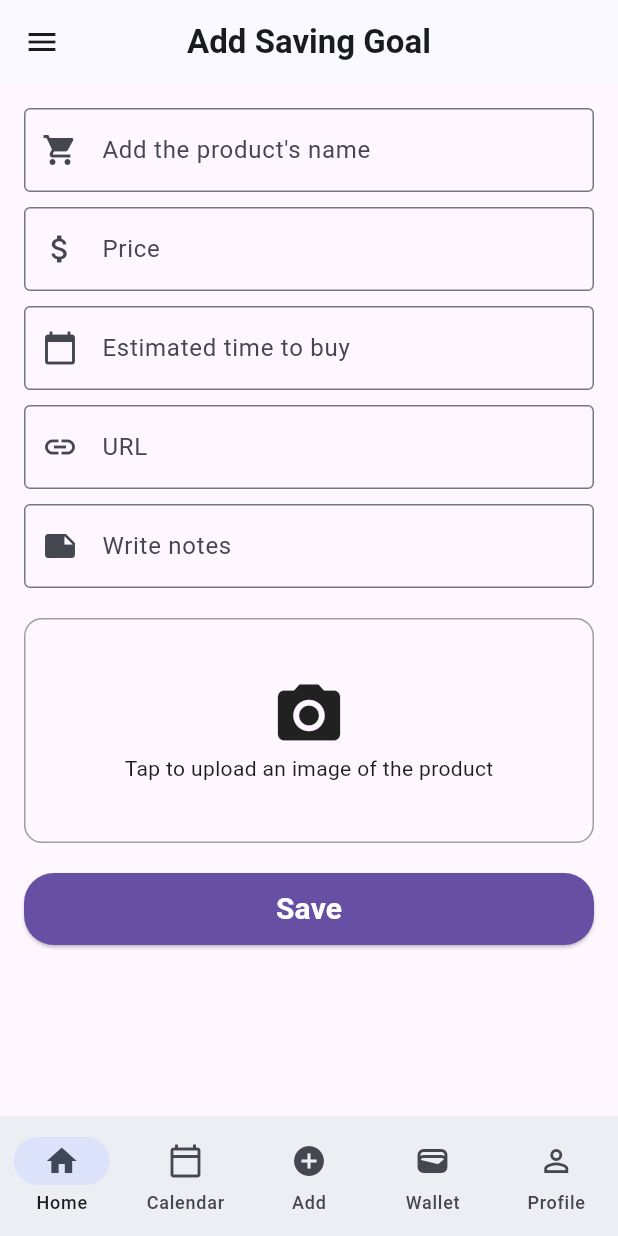
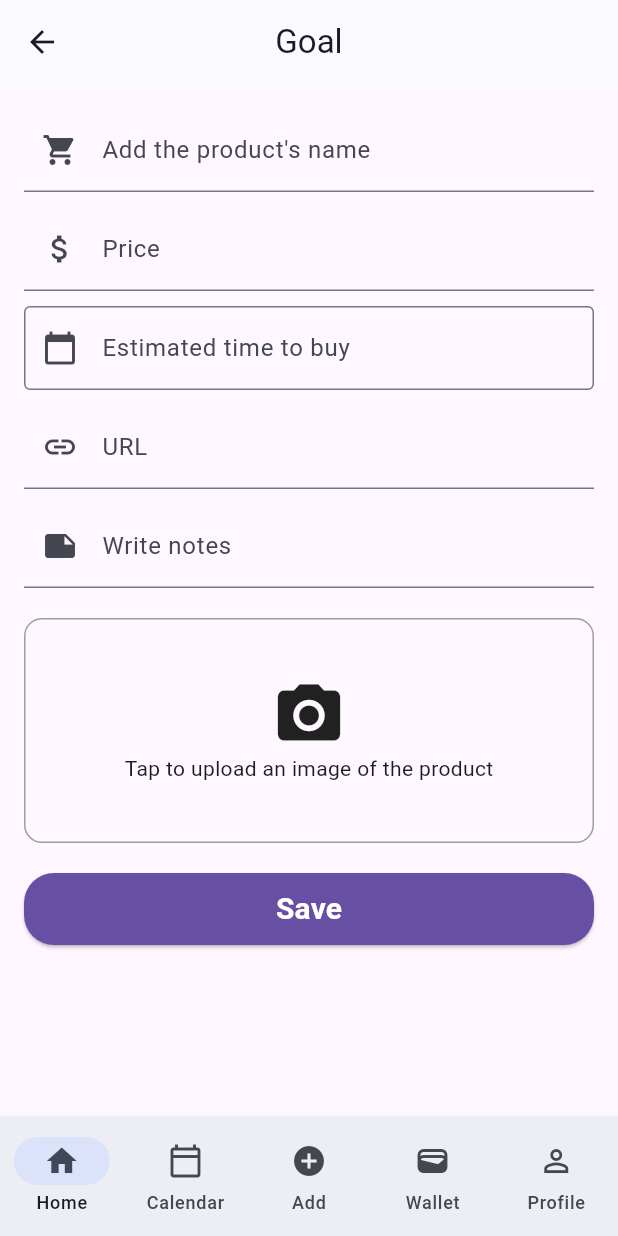
Before and after one commit to RMIT-Budgetly/budgetly, a Flutter app: the AddSavingGoalScreen screen opened by its route, on a phone screen of 412 x 824 dp. Run offline on Flutter 3.47's test engine with Material 3 defaults, Android fonts, the phone set to English and light mode, and no system bars; our stand-ins replace cloud_firestore, firebase_auth, firebase_core, firebase_storage, flutter_svg, google_sign_in and 2 more; accounts and stored records are empty.

Commit message:
Refactor app bar in AddSavingGoalScreen

```diff
--- a/lib/pages/add_goal/add_goal.dart
+++ b/lib/pages/add_goal/add_goal.dart
@@ -26,19 +26,12 @@ class _AddSavingGoalScreenState extends State<AddSavingGoalScreen> {
   @override
   Widget build(BuildContext context) {
     return Scaffold(
-      appBar: _buildAppBar(),
+      appBar: AppBar(
+        centerTitle: true,
+        title: const Text('Goal'),
+      ),
       body: _buildBody(),
       bottomNavigationBar: _buildNavigationBar(),
-    );
-  }
-
-  AppBar _buildAppBar() {
-    return AppBar(
-      title: const Text('Add Saving Goal',
-          style: TextStyle(fontWeight: FontWeight.bold)),
-      centerTitle: true,
-      shadowColor: Theme.of(context).colorScheme.shadow,
-      leading: IconButton(icon: const Icon(Icons.menu), onPressed: () {}),
     );
   }
 
@@ -50,17 +43,17 @@ class _AddSavingGoalScreenState extends State<AddSavingGoalScreen> {
         children: [
           _buildTextField(productNameController, 'Add the product\'s name',
               Icons.shopping_cart),
-          SizedBox(height: 10),
+          const SizedBox(height: 10),
           _buildTextField(priceController, 'Price', Icons.attach_money),
-          SizedBox(height: 10),
+          const SizedBox(height: 10),
           _buildDateSelector(),
-          SizedBox(height: 10),
+          const SizedBox(height: 10),
           _buildTextField(urlController, 'URL', Icons.link),
-          SizedBox(height: 10),
+          const SizedBox(height: 10),
           _buildTextField(notesController, 'Write notes', Icons.note),
-          SizedBox(height: 20),
+          const SizedBox(height: 20),
           _buildImageUploadSection(),
-          SizedBox(height: 20),
+          const SizedBox(height: 20),
           _buildSaveButton(),
         ],
       ),
@@ -74,7 +67,6 @@ class _AddSavingGoalScreenState extends State<AddSavingGoalScreen> {
       decoration: InputDecoration(
         labelText: label,
         prefixIcon: Icon(icon),
-        border: OutlineInputBorder(),
       ),
     );
   }
```
